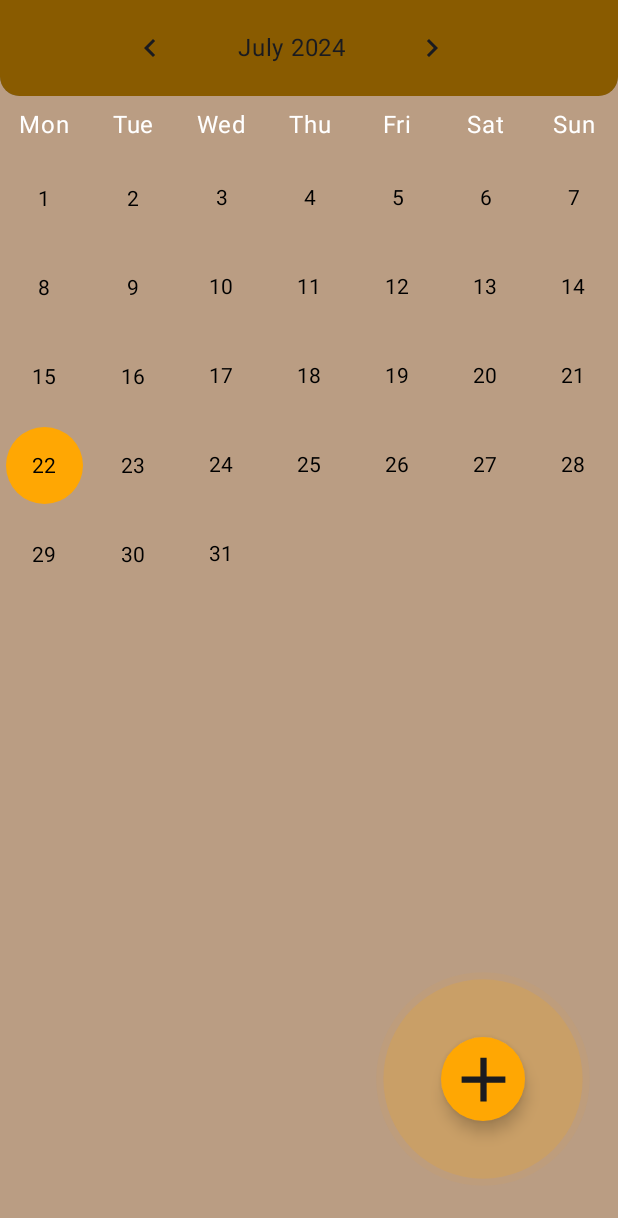
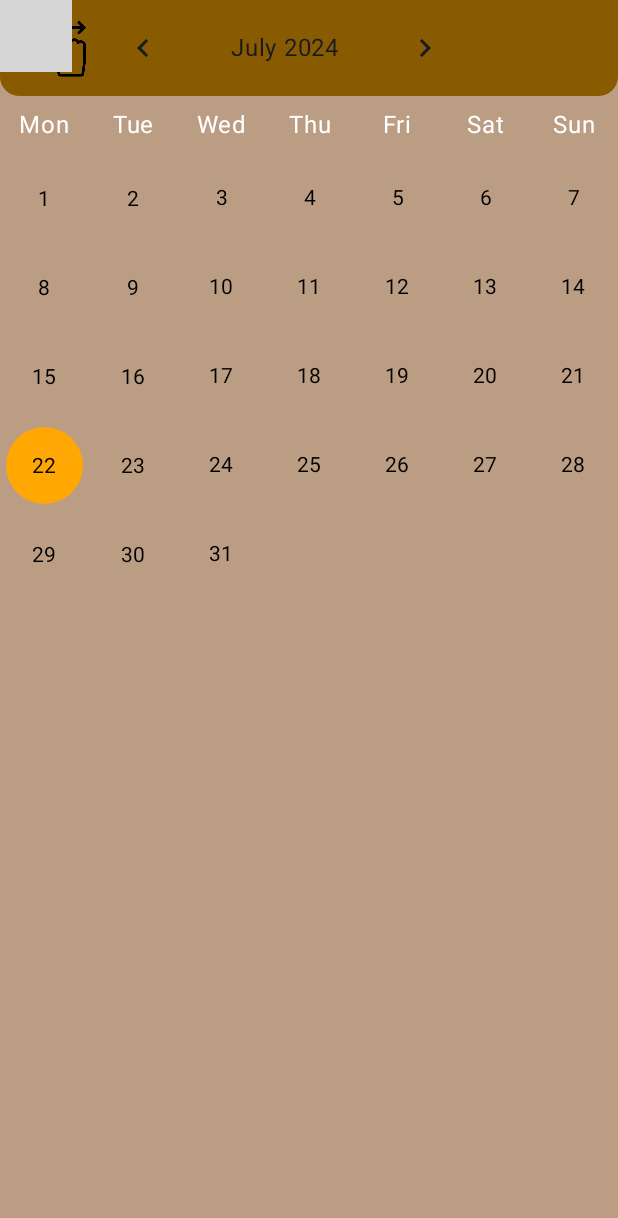
Before and after one commit to Hommaster/WaveNote, an Android app built with Jetpack Compose: the CalendarApp screen opened through its navigation route, on a phone screen of 412 x 824 dp. Shown: the top 1218 px of the screen. Run offline under Robolectric (Android 15) with nearby library versions, the phone set to English and light mode, and no system bars; 2 statements that could not run were skipped; grey boxes are pictures that could not be loaded.

Commit message:
this file was updated swipe to dismiss function, but it was decided to find a better alternative for creating a calendar, the file is outdated

```diff
--- a/app/src/main/java/com/example/wavenote/screens/calendar/CalendarApp.kt
+++ b/app/src/main/java/com/example/wavenote/screens/calendar/CalendarApp.kt
@@ -3,6 +3,7 @@ package com.example.wavenote.screens.calendar
 import android.os.Build
 import android.util.Log
 import androidx.annotation.RequiresApi
+import androidx.compose.foundation.Image
 import androidx.compose.foundation.background
 import androidx.compose.foundation.clickable
 import androidx.compose.foundation.layout.Box
@@ -12,6 +13,7 @@ import androidx.compose.foundation.layout.aspectRatio
 import androidx.compose.foundation.layout.fillMaxSize
 import androidx.compose.foundation.layout.fillMaxWidth
 import androidx.compose.foundation.layout.padding
+import androidx.compose.foundation.layout.size
 import androidx.compose.foundation.layout.width
 import androidx.compose.foundation.shape.CircleShape
 import androidx.compose.foundation.shape.RoundedCornerShape
@@ -33,15 +35,20 @@ import androidx.compose.ui.Alignment
 import androidx.compose.ui.Modifier
 import androidx.compose.ui.draw.clip
 import androidx.compose.ui.graphics.Color
+import androidx.compose.ui.graphics.ColorFilter
 import androidx.compose.ui.res.colorResource
+import androidx.compose.ui.res.painterResource
 import androidx.compose.ui.text.style.TextAlign
 import androidx.compose.ui.tooling.preview.Preview
 import androidx.compose.ui.unit.dp
+import androidx.navigation.NavHostController
+import androidx.navigation.compose.rememberNavController
 import com.example.wavenote.R
+import com.example.wavenote.helpers.PulsarFab
+import com.example.wavenote.helpers.SwipeToDismiss
 import com.example.wavenote.screens.calendar.data.CalendarUiState
 import com.example.wavenote.screens.calendar.util.DateUtil
 import com.example.wavenote.screens.calendar.util.getDisplayName
-import com.example.wavenote.screens.mainScreen.helper.PulsarFab
 import java.time.YearMonth
 
 
@@ -50,7 +57,8 @@ import java.time.YearMonth
 @Composable
 fun CalendarAppPreview() {
     CalendarApp(
-        viewModel = CalendarViewModel()
+        viewModel = CalendarViewModel(),
+        navController = rememberNavController()
     )
 }
 
@@ -58,14 +66,18 @@ fun CalendarAppPreview() {
 @Composable
 fun CalendarApp(
     viewModel: CalendarViewModel,
+    navController: NavHostController,
 ) {
+
     val uiState by viewModel.uiState.collectAsState()
 
+    SwipeToDismiss(
+        navController
+    ) {
         Scaffold(
             modifier = Modifier
                 .fillMaxSize(),
         ){ padding ->
-
             CalendarWidget(
                 modifier = Modifier
                     .padding(padding),
@@ -92,6 +104,7 @@ fun CalendarApp(
             )
         }
     }
+}
 
 @RequiresApi(Build.VERSION_CODES.O)
 @Composable
@@ -108,7 +121,6 @@ fun CalendarWidget(
         modifier = Modifier
             .fillMaxSize()
             .background(colorResource(id = R.color.very_light_brown))
-            .padding(0.dp)
     ) {
         Header(
             yearMonth = yearMonth,
@@ -138,15 +150,32 @@ fun Header(
 ) {
     TopAppBar(
         modifier = Modifier
+            .fillMaxWidth()
             .clip(RoundedCornerShape(0.dp, 0.dp, 13.dp, 13.dp))
             .background(color = Color.Gray, RoundedCornerShape(0.dp, 13.dp, 13.dp, 0.dp)),
         colors = TopAppBarDefaults.topAppBarColors(colorResource(id = R.color.brown_light)),
         title = {
             Row(
                 modifier = Modifier
-                    .padding(60.dp, 0.dp, 0.dp, 0.dp)
+                    .padding(0.dp, 0.dp, 0.dp, 0.dp)
                     .fillMaxWidth(),
                 verticalAlignment = Alignment.CenterVertically
+            ) {
+                Box(
+                    modifier = Modifier
+                        .background(Color.Transparent)
+                ) {
+                    Image(
+                        modifier = Modifier
+                            .size(55.dp),
+                        colorFilter = ColorFilter.tint(color = colorResource(id = R.color.black)),
+                        painter = painterResource(id = R.drawable.image_scroll_to_dismiss),
+                        contentDescription = "image_scroll_to_dismiss"
+                    )
+                }
+                Row(
+                    modifier = Modifier
+                        .padding(0.dp, 0.dp, 0.dp, 0.dp)
                 ) {
                     IconButton(onClick = {
                         onPreviousMonthButtonClicked.invoke(yearMonth.minusMonths(1))
@@ -172,6 +201,8 @@ fun Header(
                             contentDescription = "next"
                         )
                     }
+                }
+
             }
         }
     )
```
Lines whose indentation alone changed are shown as unchanged.
